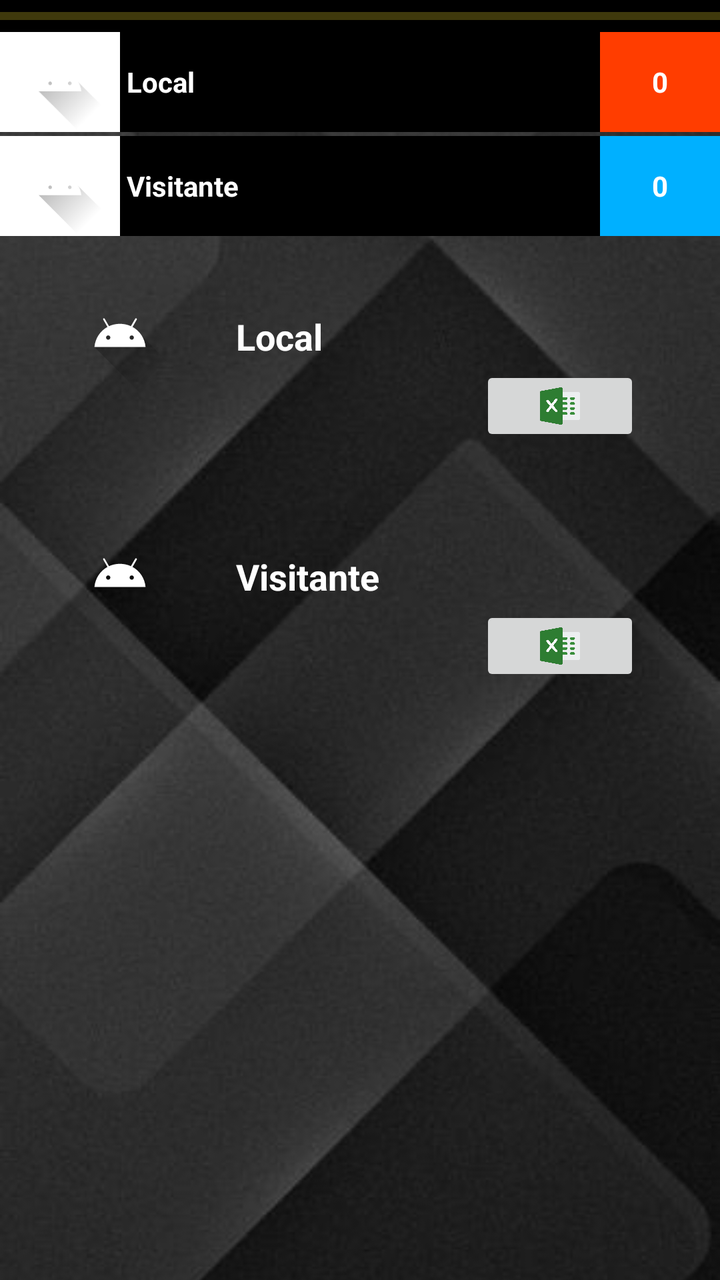
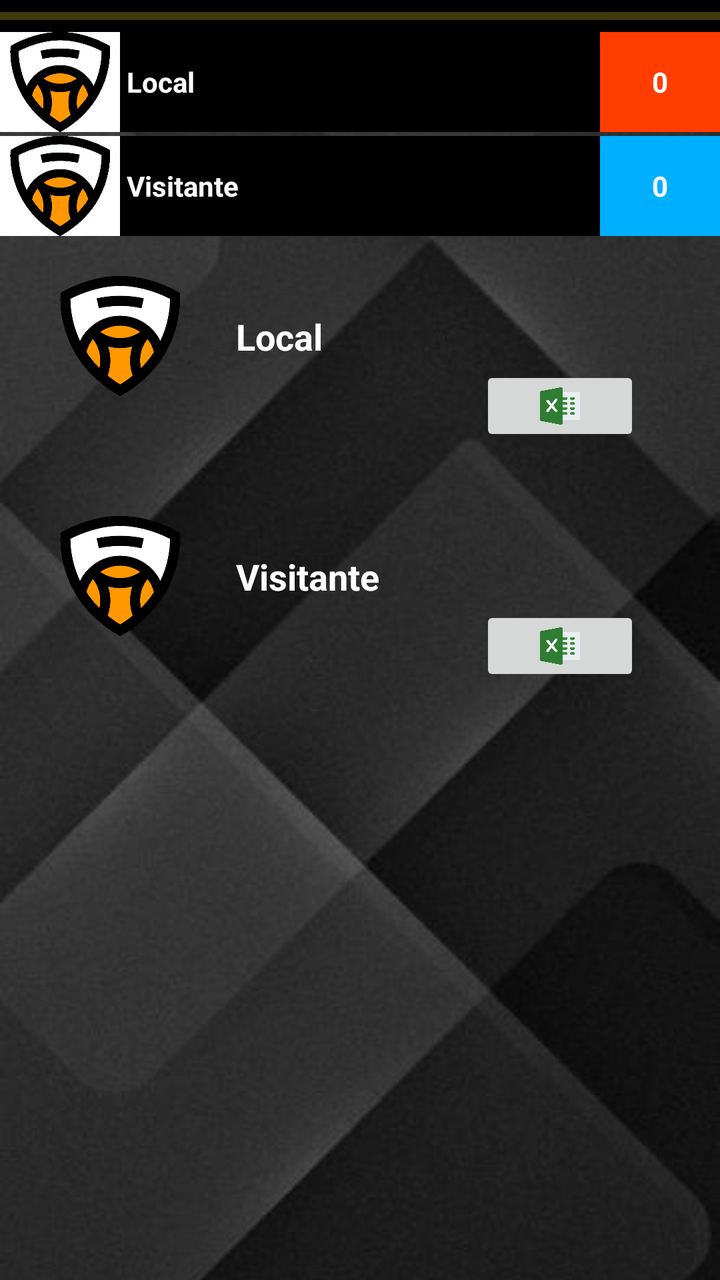

Compare the two renders of this Android layout. The source of the first and the diff that turns it into the second are given below.
<!-- AndroidManifest.xml: application theme Theme.UBB_estadistica -->
<!-- res/layout/fragment_estadisticas.xml -->
<?xml version="1.0" encoding="utf-8"?>
<androidx.constraintlayout.widget.ConstraintLayout xmlns:android="http://schemas.android.com/apk/res/android"
    xmlns:app="http://schemas.android.com/apk/res-auto"
    xmlns:tools="http://schemas.android.com/tools"
    android:layout_width="match_parent"
    android:layout_height="match_parent"
    tools:context=".estadistica.EstadisticasFragment" >

    <ImageView
        android:id="@+id/imageView12"
        android:layout_width="0dp"
        android:layout_height="0dp"
        android:scaleType="centerCrop"
        app:layout_constraintBottom_toBottomOf="parent"
        app:layout_constraintEnd_toEndOf="parent"
        app:layout_constraintStart_toStartOf="parent"
        app:layout_constraintTop_toTopOf="parent"
        app:srcCompat="@drawable/fondo_pantalla3" />

    <LinearLayout
        android:id="@+id/linearLayout2"
        android:layout_width="match_parent"
        android:layout_height="wrap_content"
        android:orientation="vertical"
        app:layout_constraintEnd_toEndOf="parent"
        app:layout_constraintStart_toStartOf="parent"
        app:layout_constraintTop_toTopOf="parent">

        <ProgressBar
            android:id="@+id/progressBar"
            style="?android:attr/progressBarStyleHorizontal"
            android:layout_width="match_parent"
            android:layout_height="wrap_content"
            android:background="#000000"
            android:progressBackgroundTint="@color/yellow_logo"
            android:progressTint="@color/yellow_logo_200" />

        <LinearLayout
            android:layout_width="match_parent"
            android:layout_height="wrap_content"
            android:background="@color/white"
            android:orientation="horizontal">

            <ImageView
                android:id="@+id/imageLocalPartido"
                android:layout_width="60sp"
                android:layout_height="50sp"
                android:src="@drawable/ic_launcher_foreground"
                app:srcCompat="@drawable/escudo_equipo" />

            <TextView
                android:id="@+id/txtNombreELocal"
                android:layout_width="wrap_content"
                android:layout_height="match_parent"
                android:layout_weight="1"
                android:background="#000000"
                android:gravity="center_vertical"
                android:text=" Local"
                android:textColor="#FFFFFF"
                android:textStyle="bold" />

            <TextView
                android:id="@+id/txtPuntosLocalPartido"
                android:layout_width="60sp"
                android:layout_height="match_parent"
                android:background="#FF3D00"
                android:gravity="center|center_vertical"
                android:text="0"
                android:textColor="#FFFFFF"
                android:textStyle="bold" />
        </LinearLayout>

        <LinearLayout
            android:layout_width="match_parent"
            android:layout_height="wrap_content"
            android:layout_marginTop="2sp"
            android:background="@color/white"
            android:orientation="horizontal">

            <ImageView
                android:id="@+id/imageVisitantePartido"
                android:layout_width="60sp"
                android:layout_height="50sp"
                android:src="@drawable/ic_launcher_foreground"
                app:srcCompat="@drawable/escudo_equipo" />

            <TextView
                android:id="@+id/txtNombreEVisitante"
                android:layout_width="wrap_content"
                android:layout_height="match_parent"
                android:layout_weight="1"
                android:background="#000000"
                android:gravity="center_vertical"
                android:text=" Visitante"
                android:textColor="#FFFFFF"
                android:textStyle="bold" />

            <TextView
                android:id="@+id/txtPuntosVisitantePartido"
                android:layout_width="60sp"
                android:layout_height="match_parent"
                android:background="#00B0FF"
                android:gravity="center|center_vertical"
                android:text="0"
                android:textColor="#FFFFFF"
                android:textStyle="bold" />
        </LinearLayout>

    </LinearLayout>

    <ScrollView
        android:id="@+id/scrollView2"
        android:layout_width="match_parent"
        android:layout_height="0dp"
        app:layout_constraintBottom_toBottomOf="parent"
        app:layout_constraintEnd_toEndOf="parent"
        app:layout_constraintStart_toStartOf="parent"
        app:layout_constraintTop_toBottomOf="@+id/linearLayout2">

        <LinearLayout
            android:layout_width="match_parent"
            android:layout_height="wrap_content"
            android:orientation="vertical">

            <LinearLayout
                android:layout_width="match_parent"
                android:layout_height="match_parent"
                android:orientation="horizontal">

                <androidx.constraintlayout.widget.ConstraintLayout
                    android:layout_width="match_parent"
                    android:layout_height="wrap_content">

                    <ImageView
                        android:id="@+id/imageLocalPartidoEsta"
                        android:layout_width="60dp"
                        android:layout_height="60dp"
                        android:layout_marginStart="30dp"
                        android:layout_marginTop="20dp"
                        android:src="@drawable/ic_launcher_foreground"
                        app:layout_constraintStart_toStartOf="parent"
                        app:layout_constraintTop_toTopOf="parent"
                        app:srcCompat="@drawable/escudo_equipo" />

                    <TextView
                        android:id="@+id/txtNombreELocalEsta"
                        android:layout_width="wrap_content"
                        android:layout_height="wrap_content"
                        android:layout_marginStart="28dp"
                        android:layout_marginTop="38dp"
                        android:text="Local"
                        android:textColor="@color/white"
                        android:textSize="18sp"
                        android:textStyle="bold"
                        app:layout_constraintStart_toEndOf="@+id/imageLocalPartidoEsta"
                        app:layout_constraintTop_toTopOf="parent" />

                    <ImageButton
                        android:id="@+id/btnExcelLocal"
                        android:layout_width="80dp"
                        android:layout_height="40dp"
                        android:layout_marginTop="65dp"
                        android:layout_marginEnd="40dp"
                        android:layout_marginBottom="15dp"
                        android:scaleType="centerInside"
                        android:src="@drawable/excel"
                        app:layout_constraintBottom_toBottomOf="parent"
                        app:layout_constraintEnd_toEndOf="parent"
                        app:layout_constraintTop_toTopOf="parent" />
                </androidx.constraintlayout.widget.ConstraintLayout>

            </LinearLayout>

            <LinearLayout
                android:layout_width="match_parent"
                android:layout_height="match_parent"
                android:orientation="horizontal">

                <TableLayout
                    android:id="@+id/TLLocalNombre"
                    android:layout_width="wrap_content"
                    android:layout_height="match_parent"
                    android:layout_marginEnd="1dp">

                </TableLayout>

                <HorizontalScrollView
                    android:id="@+id/horizontalScrollView2"
                    android:layout_width="wrap_content"
                    android:layout_height="wrap_content">

                    <TableLayout
                        android:id="@+id/TLLocal"
                        android:layout_width="wrap_content"
                        android:layout_height="match_parent" />
                </HorizontalScrollView>
            </LinearLayout>

            <LinearLayout
                android:layout_width="match_parent"
                android:layout_height="match_parent"
                android:orientation="horizontal">

                <androidx.constraintlayout.widget.ConstraintLayout
                    android:layout_width="match_parent"
                    android:layout_height="match_parent">

                    <ImageView
                        android:id="@+id/imageVisitantePartidoEsta"
                        android:layout_width="60dp"
                        android:layout_height="60dp"
                        android:layout_marginStart="30dp"
                        android:layout_marginTop="20dp"
                        android:src="@drawable/ic_launcher_foreground"
                        app:layout_constraintStart_toStartOf="parent"
                        app:layout_constraintTop_toTopOf="parent"
                        app:srcCompat="@drawable/escudo_equipo" />

                    <TextView
                        android:id="@+id/txtNombreEVisitanteEsta"
                        android:layout_width="wrap_content"
                        android:layout_height="wrap_content"
                        android:layout_marginStart="28dp"
                        android:layout_marginTop="38dp"
                        android:text="Visitante"
                        android:textColor="@color/white"
                        android:textSize="18sp"
                        android:textStyle="bold"
                        app:layout_constraintStart_toEndOf="@+id/imageVisitantePartidoEsta"
                        app:layout_constraintTop_toTopOf="parent" />

                    <ImageButton
                        android:id="@+id/btnExcelVisitante"
                        android:layout_width="80dp"
                        android:layout_height="40dp"
                        android:layout_marginTop="65dp"
                        android:layout_marginEnd="40dp"
                        android:layout_marginBottom="15dp"
                        android:scaleType="centerInside"
                        android:src="@drawable/excel"
                        app:layout_constraintBottom_toBottomOf="parent"
                        app:layout_constraintEnd_toEndOf="parent"
                        app:layout_constraintTop_toTopOf="parent" />
                </androidx.constraintlayout.widget.ConstraintLayout>

            </LinearLayout>

            <LinearLayout
                android:layout_width="match_parent"
                android:layout_height="match_parent"
                android:layout_marginBottom="40dp"
                android:orientation="horizontal">

                <TableLayout
                    android:id="@+id/TLVisitanteNombre"
                    android:layout_width="wrap_content"
                    android:layout_height="match_parent"
                    android:layout_marginEnd="1dp">

                </TableLayout>

                <HorizontalScrollView
                    android:id="@+id/horizontalScrollView3"
                    android:layout_width="wrap_content"
                    android:layout_height="wrap_content">

                    <TableLayout
                        android:id="@+id/TLVisitante"
                        android:layout_width="wrap_content"
                        android:layout_height="match_parent" />
                </HorizontalScrollView>
            </LinearLayout>
        </LinearLayout>
    </ScrollView>

</androidx.constraintlayout.widget.ConstraintLayout>
<!-- resources referenced by this layout -->
<resources>
  <color name="white">#FFFFFFFF</color>
  <color name="yellow_logo">#F3DD2F</color>
  <color name="yellow_logo_200">#FFF59D</color>
  <!-- drawable escudo_equipo: png bitmap (drawable, 62532 bytes) -->
  <!-- drawable excel: png bitmap (drawable, 13751 bytes) -->
  <!-- drawable fondo_pantalla3: jpg bitmap (drawable, 18674 bytes) -->
  <!-- drawable ic_launcher_foreground (drawable) -->
  <vector xmlns:android="http://schemas.android.com/apk/res/android"
      xmlns:aapt="http://schemas.android.com/aapt"
      android:width="108dp"
      android:height="108dp"
      android:viewportWidth="108"
      android:viewportHeight="108">
      <path android:pathData="M31,63.928c0,0 6.4,-11 12.1,-13.1c7.2,-2.6 26,-1.4 26,-1.4l38.1,38.1L107,108.928l-32,-1L31,63.928z">
          <aapt:attr name="android:fillColor">
              <gradient
                  android:endX="85.84757"
                  android:endY="92.4963"
                  android:startX="42.9492"
                  android:startY="49.59793"
                  android:type="linear">
                  <item
                      android:color="#44000000"
                      android:offset="0.0" />
                  <item
                      android:color="#00000000"
                      android:offset="1.0" />
              </gradient>
          </aapt:attr>
      </path>
      <path
          android:fillColor="#FFFFFF"
          android:fillType="nonZero"
          android:pathData="M65.3,45.828l3.8,-6.6c0.2,-0.4 0.1,-0.9 -0.3,-1.1c-0.4,-0.2 -0.9,-0.1 -1.1,0.3l-3.9,6.7c-6.3,-2.8 -13.4,-2.8 -19.7,0l-3.9,-6.7c-0.2,-0.4 -0.7,-0.5 -1.1,-0.3C38.8,38.328 38.7,38.828 38.9,39.228l3.8,6.6C36.2,49.428 31.7,56.028 31,63.928h46C76.3,56.028 71.8,49.428 65.3,45.828zM43.4,57.328c-0.8,0 -1.5,-0.5 -1.8,-1.2c-0.3,-0.7 -0.1,-1.5 0.4,-2.1c0.5,-0.5 1.4,-0.7 2.1,-0.4c0.7,0.3 1.2,1 1.2,1.8C45.3,56.528 44.5,57.328 43.4,57.328L43.4,57.328zM64.6,57.328c-0.8,0 -1.5,-0.5 -1.8,-1.2s-0.1,-1.5 0.4,-2.1c0.5,-0.5 1.4,-0.7 2.1,-0.4c0.7,0.3 1.2,1 1.2,1.8C66.5,56.528 65.6,57.328 64.6,57.328L64.6,57.328z"
          android:strokeWidth="1"
          android:strokeColor="#00000000" />
  </vector>
  <style name="Theme.UBB_estadistica" parent="Theme.MaterialComponents.DayNight.DarkActionBar">
          
          <item name="colorPrimary">@color/yellow_logo_500</item>
          <item name="colorPrimaryDark">@color/yellow_logo_700</item>
          <item name="colorAccent">@color/yellow_logo</item>
  
          <item name="colorPrimaryVariant">@color/yellow_logo_700</item>
          <item name="colorOnPrimary">@color/white</item>
          
          <item name="colorSecondary">@color/teal_200</item>
          <item name="colorSecondaryVariant">@color/teal_700</item>
          <item name="colorOnSecondary">@color/black</item>
          
          <item name="android:statusBarColor">@color/yellow_logo_700</item>
          
      </style>
  <color name="yellow_logo_500">#FFEB3B</color>
  <color name="yellow_logo_700">#FBC02D</color>
  <color name="teal_200">#FF03DAC5</color>
  <color name="teal_700">#FF018786</color>
  <color name="black">#FF000000</color>
</resources>

<!-- the commit's change to res/layout/fragment_estadisticas.xml (unified diff, before → after) -->
@@ -45,8 +45,7 @@
                 android:id="@+id/imageLocalPartido"
                 android:layout_width="60sp"
                 android:layout_height="50sp"
-                android:src="@drawable/ic_launcher_foreground"
-                app:srcCompat="@drawable/escudo_equipo" />
+                app:srcCompat="@drawable/escudopredeterminado" />
 
             <TextView
                 android:id="@+id/txtNombreELocal"
@@ -81,8 +80,7 @@
                 android:id="@+id/imageVisitantePartido"
                 android:layout_width="60sp"
                 android:layout_height="50sp"
-                android:src="@drawable/ic_launcher_foreground"
-                app:srcCompat="@drawable/escudo_equipo" />
+                app:srcCompat="@drawable/escudopredeterminado" />
 
             <TextView
                 android:id="@+id/txtNombreEVisitante"
@@ -137,10 +135,9 @@
                         android:layout_height="60dp"
                         android:layout_marginStart="30dp"
                         android:layout_marginTop="20dp"
-                        android:src="@drawable/ic_launcher_foreground"
                         app:layout_constraintStart_toStartOf="parent"
                         app:layout_constraintTop_toTopOf="parent"
-                        app:srcCompat="@drawable/escudo_equipo" />
+                        app:srcCompat="@drawable/escudopredeterminado" />
 
                     <TextView
                         android:id="@+id/txtNombreELocalEsta"
@@ -211,10 +208,9 @@
                         android:layout_height="60dp"
                         android:layout_marginStart="30dp"
                         android:layout_marginTop="20dp"
-                        android:src="@drawable/ic_launcher_foreground"
                         app:layout_constraintStart_toStartOf="parent"
                         app:layout_constraintTop_toTopOf="parent"
-                        app:srcCompat="@drawable/escudo_equipo" />
+                        app:srcCompat="@drawable/escudopredeterminado" />
 
                     <TextView
                         android:id="@+id/txtNombreEVisitanteEsta"
<!-- resource entries referenced after the edit -->
@@ -3,40 +3,9 @@
   <color name="white">#FFFFFFFF</color>
   <color name="yellow_logo">#F3DD2F</color>
   <color name="yellow_logo_200">#FFF59D</color>
-  <!-- drawable escudo_equipo: png bitmap (drawable, 62532 bytes) -->
+  <!-- drawable escudopredeterminado: png bitmap (drawable, 17382 bytes) -->
   <!-- drawable excel: png bitmap (drawable, 13751 bytes) -->
   <!-- drawable fondo_pantalla3: jpg bitmap (drawable, 18674 bytes) -->
-  <!-- drawable ic_launcher_foreground (drawable) -->
-  <vector xmlns:android="http://schemas.android.com/apk/res/android"
-      xmlns:aapt="http://schemas.android.com/aapt"
-      android:width="108dp"
-      android:height="108dp"
-      android:viewportWidth="108"
-      android:viewportHeight="108">
-      <path android:pathData="M31,63.928c0,0 6.4,-11 12.1,-13.1c7.2,-2.6 26,-1.4 26,-1.4l38.1,38.1L107,108.928l-32,-1L31,63.928z">
-          <aapt:attr name="android:fillColor">
-              <gradient
-                  android:endX="85.84757"
-                  android:endY="92.4963"
-                  android:startX="42.9492"
-                  android:startY="49.59793"
-                  android:type="linear">
-                  <item
-                      android:color="#44000000"
-                      android:offset="0.0" />
-                  <item
-                      android:color="#00000000"
-                      android:offset="1.0" />
-              </gradient>
-          </aapt:attr>
-      </path>
-      <path
-          android:fillColor="#FFFFFF"
-          android:fillType="nonZero"
-          android:pathData="M65.3,45.828l3.8,-6.6c0.2,-0.4 0.1,-0.9 -0.3,-1.1c-0.4,-0.2 -0.9,-0.1 -1.1,0.3l-3.9,6.7c-6.3,-2.8 -13.4,-2.8 -19.7,0l-3.9,-6.7c-0.2,-0.4 -0.7,-0.5 -1.1,-0.3C38.8,38.328 38.7,38.828 38.9,39.228l3.8,6.6C36.2,49.428 31.7,56.028 31,63.928h46C76.3,56.028 71.8,49.428 65.3,45.828zM43.4,57.328c-0.8,0 -1.5,-0.5 -1.8,-1.2c-0.3,-0.7 -0.1,-1.5 0.4,-2.1c0.5,-0.5 1.4,-0.7 2.1,-0.4c0.7,0.3 1.2,1 1.2,1.8C45.3,56.528 44.5,57.328 43.4,57.328L43.4,57.328zM64.6,57.328c-0.8,0 -1.5,-0.5 -1.8,-1.2s-0.1,-1.5 0.4,-2.1c0.5,-0.5 1.4,-0.7 2.1,-0.4c0.7,0.3 1.2,1 1.2,1.8C66.5,56.528 65.6,57.328 64.6,57.328L64.6,57.328z"
-          android:strokeWidth="1"
-          android:strokeColor="#00000000" />
-  </vector>
   <style name="Theme.UBB_estadistica" parent="Theme.MaterialComponents.DayNight.DarkActionBar">
           
           <item name="colorPrimary">@color/yellow_logo_500</item>
